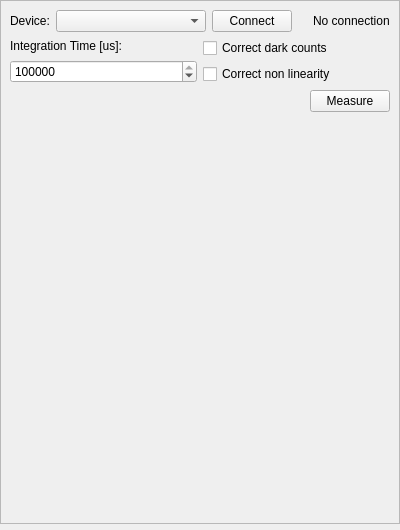
Above: modules/spectrometer/SpectrometerWidget.ui from Silas-Hoerz/Modulab before the change. Below: the same form after it.
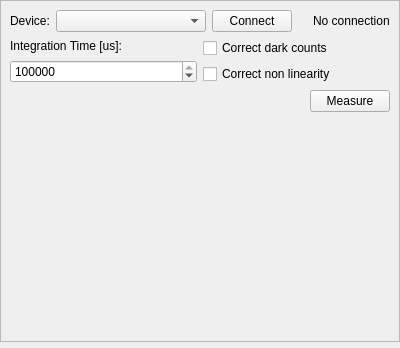
That is the form after the change.

```diff
--- a/modules/spectrometer/SpectrometerWidget.ui
+++ b/modules/spectrometer/SpectrometerWidget.ui
@@ -7,11 +7,11 @@
     <x>0</x>
     <y>0</y>
     <width>400</width>
-    <height>530</height>
+    <height>348</height>
    </rect>
   </property>
   <property name="sizePolicy">
-   <sizepolicy hsizetype="Maximum" vsizetype="Maximum">
+   <sizepolicy hsizetype="Expanding" vsizetype="Expanding">
     <horstretch>0</horstretch>
     <verstretch>0</verstretch>
    </sizepolicy>
```
